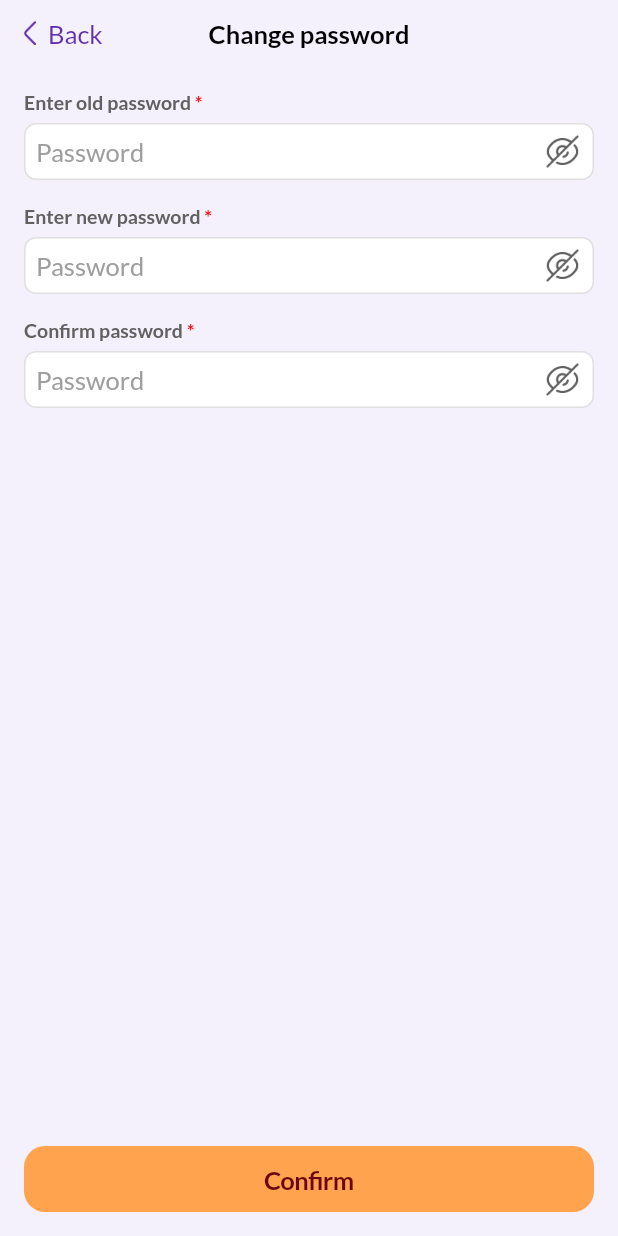
After one commit to MrSanchezzzzz/kidbank.market, a Flutter app: the Settings screen opened directly, after a tap on "Change password", on a phone screen of 412 x 824 dp. The commit adds this screen. Run offline on Flutter 3.47's test engine with Material 3 defaults, Android fonts, the phone set to English and light mode, and no system bars; our stand-ins replace adaptive_dialog, flutter_riverpod, go_router, hooks_riverpod, image_picker and 1 more; missing offline and left inert: dart:ffi.

Commit message:
Account page

```diff
--- a/lib/core/images.dart
+++ b/lib/core/images.dart
@@ -10,3 +10,5 @@ Image star = Image.asset('assets/images/white_star.png');
 Image smsEdit=Image.asset('assets/images/sms_edit.png',width: 24,height: 24,);
 Image back=Image.asset('assets/images/back.png',width: 16,height: 16,);
 Image input_label=Image.asset('assets/images/email_custom_tf.png',width: 24,height: 24,);
+Image eye=Image.asset('assets/images/eye.png',width: 24,height: 24,);
+Image eye_block=Image.asset('assets/images/eye_block.png',width: 24,height: 24,);
--- /dev/null
+++ b/lib/features/account/settings/presentation/change_password.dart
@@ -0,0 +1,90 @@
+import 'package:flutter/cupertino.dart';
+import 'package:kidbank/core/colors.dart';
+import 'package:kidbank/core/widgets/custom_text_field.dart';
+import 'package:kidbank/core/widgets/main_button.dart';
+import '../../../../core/images.dart';
+import '../../../../core/widgets/main_back_button.dart';
+import '../../components/info_appbar.dart';
+
+class ChangePassword extends StatefulWidget {
+  const ChangePassword({super.key});
+
+  @override
+  _ChangePasswordState createState() => _ChangePasswordState();
+}
+
+class _ChangePasswordState extends State<ChangePassword> {
+  bool _isEditing = true;
+
+  void _confirmChanges() {
+    Navigator.pop(context);
+  }
+
+  @override
+  Widget build(BuildContext context) {
+    return CupertinoPageScaffold(
+      navigationBar: CupertinoNavigationBar(
+        leading: const MainBackButton(label: 'Back'),
+        middle: Text(
+          'Change password',
+          style: CupertinoTheme.of(context).textTheme.navTitleTextStyle.copyWith(
+            color: CupertinoColors.black,
+          ),
+        ),
+        backgroundColor: CupertinoTheme.of(context).scaffoldBackgroundColor,
+        border: const Border(bottom: BorderSide.none),
+      ),
+      backgroundColor: CupertinoTheme.of(context).scaffoldBackgroundColor,
+      child: SafeArea(
+        child: Column(
+          crossAxisAlignment: CrossAxisAlignment.start,
+          children: [
+            Padding(
+              padding: const EdgeInsets.symmetric(horizontal: 16, vertical: 16),
+              child: Column(
+                children: [
+                  CustomTextField(
+                    label: 'Enter old password',
+                    enabled: _isEditing,
+                    suffixBuilder: (context, state, isError) {
+                      return eye_block;
+                    },
+                    placeholder: 'Password',
+                    required: true,
+                  ),
+                  CustomTextField(
+                    label: 'Enter new password',
+                    enabled: _isEditing,
+                    suffixBuilder: (context, state, isError) {
+                      return eye_block;
+                    },
+                    placeholder: 'Password',
+                    required: true,
+                  ),
+                  CustomTextField(
+                    label: 'Confirm password',
+                    enabled: _isEditing,
+                    suffixBuilder: (context, state, isError) {
+                      return eye_block;
+                    },
+                    placeholder: 'Password',
+                    required: true,
+                  ),
+                ],
+              ),
+            ),
+            const Spacer(),
+            Padding(
+              padding: const EdgeInsets.symmetric(horizontal: 16, vertical: 16),
+              child: MainButton(
+                color: Colors.orange300,
+                text: 'Confirm',
+                onTap: _confirmChanges,
+              ),
+            ),
+          ],
+        ),
+      ),
+    );
+  }
+}
--- a/lib/features/account/settings/widgets/actions.dart
+++ b/lib/features/account/settings/widgets/actions.dart
@@ -1,6 +1,7 @@
 import 'package:flutter/cupertino.dart';
 import '../../../../core/colors.dart';
 import '../../../../core/images.dart';
+import '../presentation/change_password.dart';
 
 class ActionsSettings extends StatelessWidget {
   @override
@@ -9,13 +10,18 @@ class ActionsSettings extends StatelessWidget {
       crossAxisAlignment: CrossAxisAlignment.start,
       children: [
         Padding(
-          padding: const EdgeInsets.only(left: 16, top: 16, right: 8, bottom: 0),
+          padding: const EdgeInsets.only(
+              left: 16, top: 16, right: 8, bottom: 0),
           child: Container(
             height: 26,
             padding: const EdgeInsets.only(left: 8),
             child: Text(
               'ACTIONS',
-              style: CupertinoTheme.of(context).textTheme.textStyle.copyWith(
+              style: CupertinoTheme
+                  .of(context)
+                  .textTheme
+                  .textStyle
+                  .copyWith(
                 color: Colors.grey300,
                 fontSize: 13,
                 fontWeight: FontWeight.w600,
@@ -45,14 +51,20 @@ class ActionsSettings extends StatelessWidget {
         color: Colors.white100,
         border: Border(
           bottom: BorderSide(
-            color: CupertinoTheme.of(context).scaffoldBackgroundColor,
+            color: CupertinoTheme
+                .of(context)
+                .scaffoldBackgroundColor,
           ),
         ),
       ),
       child: CupertinoListTile(
         title: Text(
           title,
-          style: CupertinoTheme.of(context).textTheme.textStyle.copyWith(
+          style: CupertinoTheme
+              .of(context)
+              .textTheme
+              .textStyle
+              .copyWith(
             color: title == 'Delete account' ? Colors.red200 : Colors.purple600,
             fontSize: 17,
             fontWeight: FontWeight.w400,
@@ -61,7 +73,52 @@ class ActionsSettings extends StatelessWidget {
         trailing: title == 'Change password'
             ? SizedBox(height: 16, width: 16, child: right_icon)
             : null,
+        onTap: () {
+          if (title == 'Change password') {
+            Navigator.push(
+              context,
+              CupertinoPageRoute(
+                builder: (context) => const ChangePassword(),
+              ),
+            );
+          } else if (title == 'Log out' || title == 'Delete account') {
+            _showConfirmationDialog(context, title);
+          }
+        },
       ),
     );
   }
+
+  void _showConfirmationDialog(BuildContext context, String action) {
+    showCupertinoDialog(
+      context: context,
+      builder: (BuildContext context) {
+        return CupertinoAlertDialog(
+          title: Text(
+            action == 'Log out' ? 'Approval Needed' : 'Approval Needed',
+            ),
+          content: Text(
+            action == 'Log out'
+                ? 'Do you really want to log out?'
+                : 'Do you really want to delete your account?',
+          ),
+          actions: [
+            CupertinoDialogAction(
+              onPressed: () {
+                //TODO Дії для лог-ауту або видалення акаунту
+                Navigator.of(context).pop();
+              },
+              child: Text('Approve', style: CupertinoTheme.of(context).textTheme.textStyle.copyWith(color: Colors.purple600),),
+            ),
+            CupertinoDialogAction(
+              onPressed: () {
+                Navigator.of(context).pop();
+              },
+              child: Text('Reject', style: CupertinoTheme.of(context).textTheme.textStyle.copyWith(color: Colors.purple600),),
+            )
+          ],
+        );
+      },
+    );
+  }
 }
```
Also changed, not shown: assets/images/eye_block.png (added).
